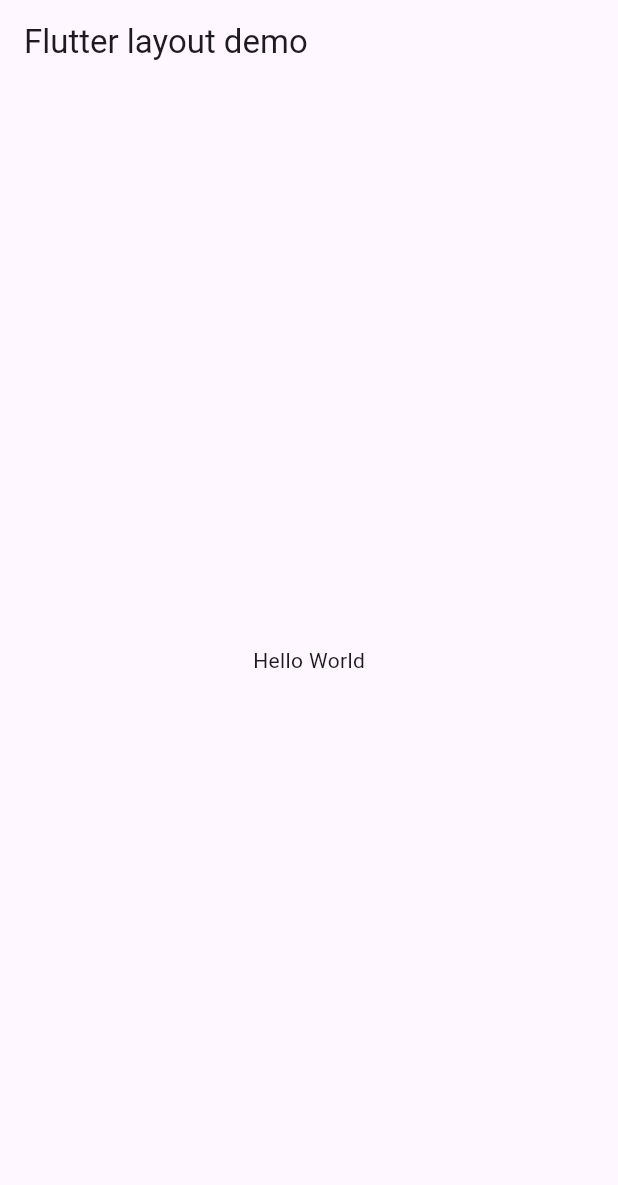
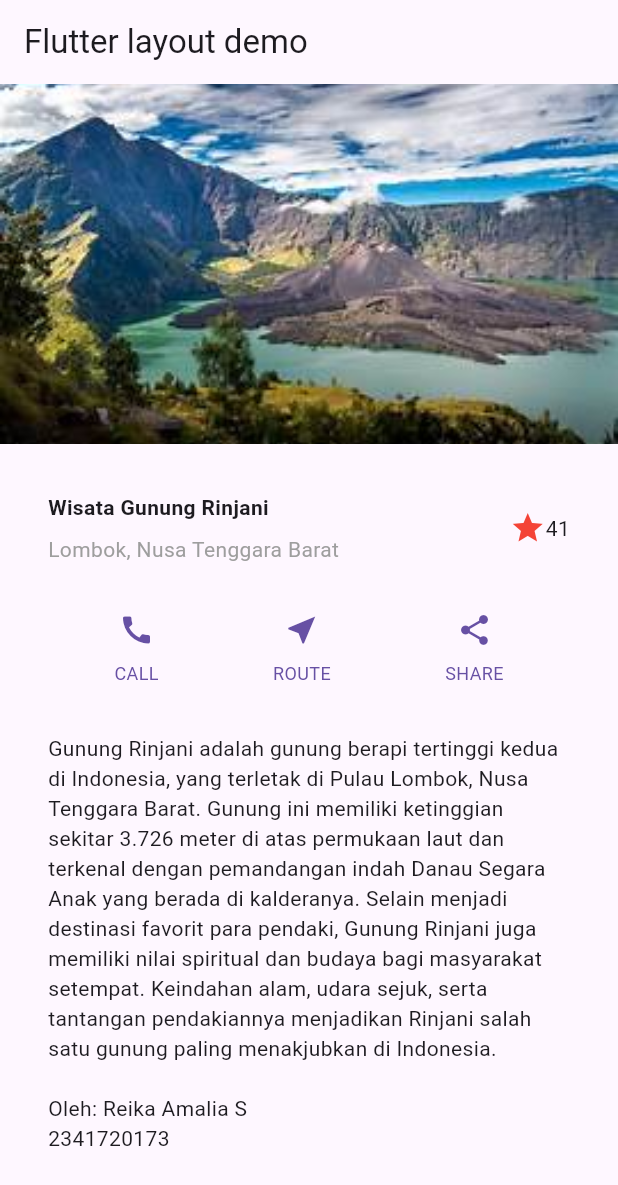
Before and after one commit to ReikaAmalia/PEMROGRAMAN_MOBILE, a Flutter app: the screen it shows after launch, on a phone screen of 412 x 824 dp. Shown: the top 1185 px of the screen. Run offline on Flutter 3.47's test engine with Material 3 defaults, Android fonts, the light colour scheme and no system bars.

Commit message:
praktikum 6 progress

```diff
--- a/PERTEMUAN 6/layout_flutter/lib/main.dart
+++ b/PERTEMUAN 6/layout_flutter/lib/main.dart
@@ -1,22 +1,115 @@
 import 'package:flutter/material.dart';
 
-void main() => runApp(const MyApp());
+void main() {
+  runApp(const MyApp());
+}
 
 class MyApp extends StatelessWidget {
   const MyApp({super.key});
 
+  Column _buildButtonColumn(Color color, IconData icon, String label) {
+    return Column(
+      mainAxisSize: MainAxisSize.min,
+      mainAxisAlignment: MainAxisAlignment.center,
+      children: [
+        Icon(icon, color: color),
+        Container(
+          margin: const EdgeInsets.only(top: 8),
+          child: Text(
+            label,
+            style: TextStyle(
+              fontSize: 12,
+              fontWeight: FontWeight.w400,
+              color: color,
+            ),
+          ),
+        ),
+      ],
+    );
+  }
+
   @override
   Widget build(BuildContext context) {
+    // Bagian judul (title section)
+    Widget titleSection = Container(
+      padding: const EdgeInsets.all(32),
+      child: Row(
+        children: [
+          Expanded(
+            child: Column(
+              crossAxisAlignment: CrossAxisAlignment.start,
+              children: [
+                Container(
+                  padding: const EdgeInsets.only(bottom: 8),
+                  child: const Text(
+                    'Wisata Gunung Rinjani',
+                    style: TextStyle(fontWeight: FontWeight.bold),
+                  ),
+                ),
+                const Text(
+                  'Lombok, Nusa Tenggara Barat',
+                  style: TextStyle(color: Colors.grey),
+                ),
+              ],
+            ),
+          ),
+          Icon(Icons.star, color: Colors.red),
+          const Text('41'),
+        ],
+      ),
+    );
+
+    // Bagian tombol (button section)
+    Color color = Theme.of(context).primaryColor;
+    Widget buttonSection = Row(
+      mainAxisAlignment: MainAxisAlignment.spaceEvenly,
+      children: [
+        _buildButtonColumn(color, Icons.call, 'CALL'),
+        _buildButtonColumn(color, Icons.near_me, 'ROUTE'),
+        _buildButtonColumn(color, Icons.share, 'SHARE'),
+      ],
+    );
+
+    // Bagian teks (text section)
+    Widget textSection = Container(
+  padding: const EdgeInsets.all(32),
+  child: const Text(
+    'Gunung Rinjani adalah gunung berapi tertinggi kedua di Indonesia, '
+    'yang terletak di Pulau Lombok, Nusa Tenggara Barat. '
+    'Gunung ini memiliki ketinggian sekitar 3.726 meter di atas permukaan laut '
+    'dan terkenal dengan pemandangan indah Danau Segara Anak yang berada di kalderanya. '
+    'Selain menjadi destinasi favorit para pendaki, Gunung Rinjani juga memiliki nilai spiritual '
+    'dan budaya bagi masyarakat setempat. '
+    'Keindahan alam, udara sejuk, serta tantangan pendakiannya menjadikan Rinjani '
+    'salah satu gunung paling menakjubkan di Indonesia.\n\n'
+    'Oleh: Reika Amalia S\n'
+    '2341720173',
+    softWrap: true,
+  ),
+);
+
+
+    // Tampilan utama
     return MaterialApp(
-      title: 'Flutter layout: Nama dan NIM Anda',
+      title: 'Flutter layout: Reika Amalia S - 2341720173',
       home: Scaffold(
         appBar: AppBar(
           title: const Text('Flutter layout demo'),
         ),
-        body: const Center(
-          child: Text('Hello World'),
+        body: ListView(
+          children: [
+            Image.asset(
+              'image/RINJANI.jpeg',
+              width: 600,
+              height: 240,
+              fit: BoxFit.cover,
+            ),
+            titleSection,
+            buttonSection,
+            textSection,
+          ],
         ),
       ),
-    );
+      );
   }
 }
--- a/PERTEMUAN 6/layout_flutter/pubspec.yaml
+++ b/PERTEMUAN 6/layout_flutter/pubspec.yaml
@@ -51,6 +51,10 @@ dev_dependencies:
 
 # The following section is specific to Flutter packages.
 flutter:
+    uses-material-design: true
+    assets:
+      - image/RINJANI.jpeg
+
 
   # The following line ensures that the Material Icons font is
   # included with your application, so that you can use the icons in
```
Also changed, not shown: PERTEMUAN 6/layout_flutter/image/RINJANI.jpeg (added), PERTEMUAN 6/layout_flutter/image/mobile.6.1.png (added), PERTEMUAN 6/layout_flutter/image/mobile.6.2.png (added), PERTEMUAN 6/layout_flutter/image/mobile.6.3.png (added), 1 other file.
